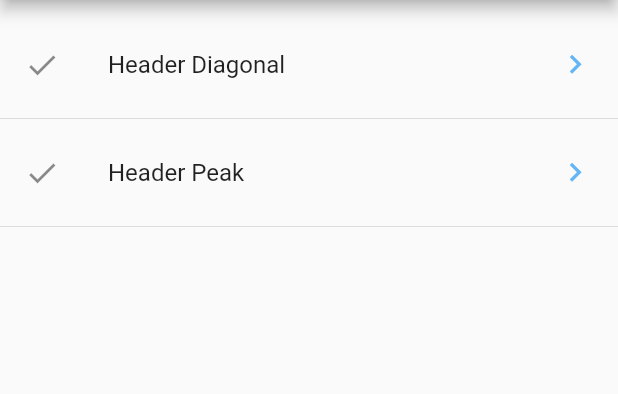
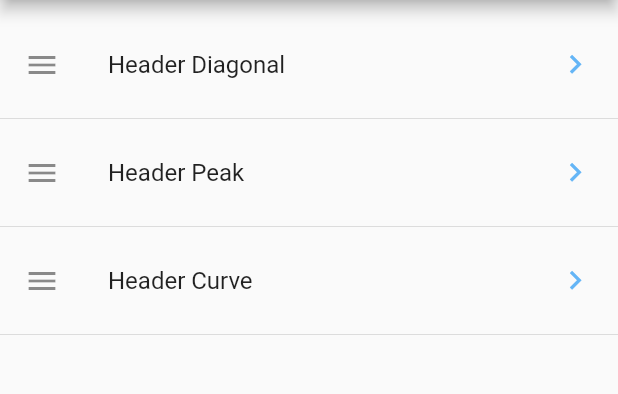
Before and after one commit to alcampospalacios/flutter_customPainting, a Flutter app: the screen it shows after launch, on a phone screen of 412 x 824 dp, the part 84-478 px from its top. Run offline on Flutter 3.47's test engine with Material 2 defaults, Android fonts, the phone set to English and light mode, and no system bars.

Commit message:
Added header curve

```diff
--- a/lib/src/app.dart
+++ b/lib/src/app.dart
@@ -28,7 +28,7 @@ class Home extends StatelessWidget {
             children: [
               ListTile(
                 title: Text('Header Diagonal'),
-                leading: Icon(Icons.check),
+                leading: Icon(Icons.menu),
                 trailing: Icon(
                   Icons.keyboard_arrow_right,
                   color: Colors.blue[300],
@@ -41,7 +41,7 @@ class Home extends StatelessWidget {
               Divider(),
               ListTile(
                 title: Text('Header Peak'),
-                leading: Icon(Icons.check),
+                leading: Icon(Icons.menu),
                 trailing: Icon(
                   Icons.keyboard_arrow_right,
                   color: Colors.blue[300],
@@ -51,6 +51,19 @@ class Home extends StatelessWidget {
                   Navigator.pushNamed(context, 'header-peak');
                 },
               ),
+              Divider(),
+              ListTile(
+                title: Text('Header Curve'),
+                leading: Icon(Icons.menu),
+                trailing: Icon(
+                  Icons.keyboard_arrow_right,
+                  color: Colors.blue[300],
+                  size: 25.0,
+                ),
+                onTap: () {
+                  Navigator.pushNamed(context, 'header-curve');
+                },
+              ),
               Divider()
             ],
           ),
--- a/lib/src/routes/routes.dart
+++ b/lib/src/routes/routes.dart
@@ -1,4 +1,5 @@
 import 'package:custom_painter/src/app.dart';
+import 'package:custom_painter/src/ui/header-curve.dart';
 import 'package:custom_painter/src/ui/header-diagonal.dart';
 import 'package:custom_painter/src/ui/header-peak.dart';
 import 'package:flutter/material.dart';
@@ -8,5 +9,6 @@ Map<String, WidgetBuilder> getApplicationRoutes() {
     '/': (BuildContext context) => Home(),
     'header-diagonal': (BuildContext context) => HeaderDiagonal(),
     'header-peak': (BuildContext context) => HeaderPeak(),
+    'header-curve': (BuildContext context) => HeaderCurve(),
   };
 }
```
Also changed, not shown: lib/src/ui/header-curve.dart (added, +43 -0 lines).
